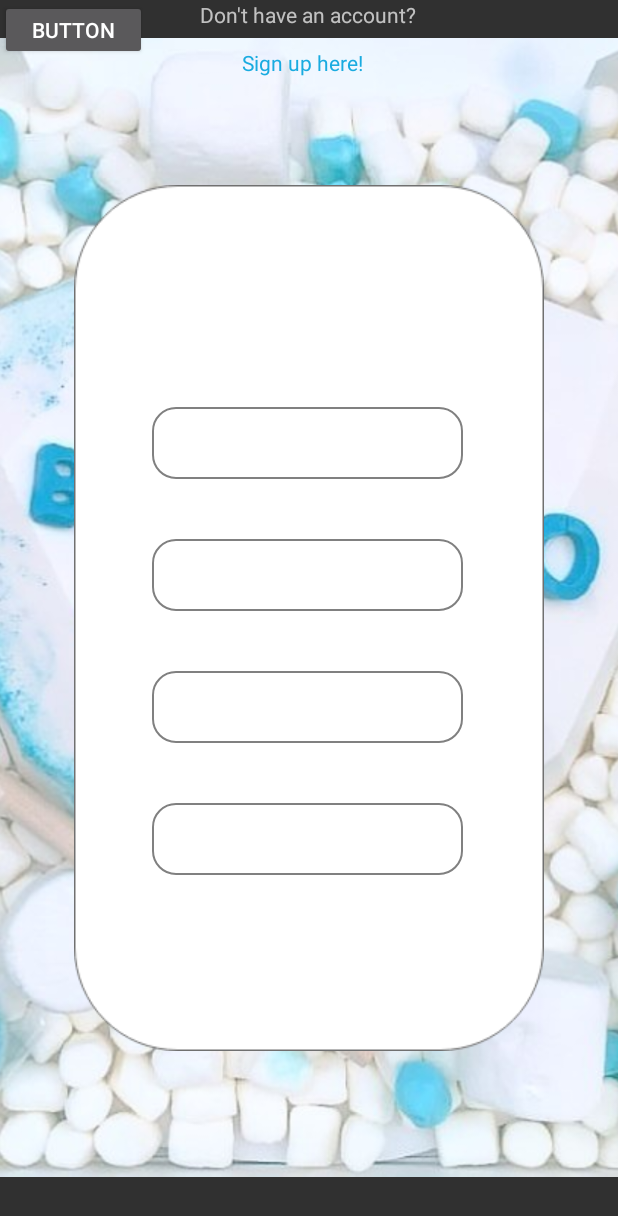
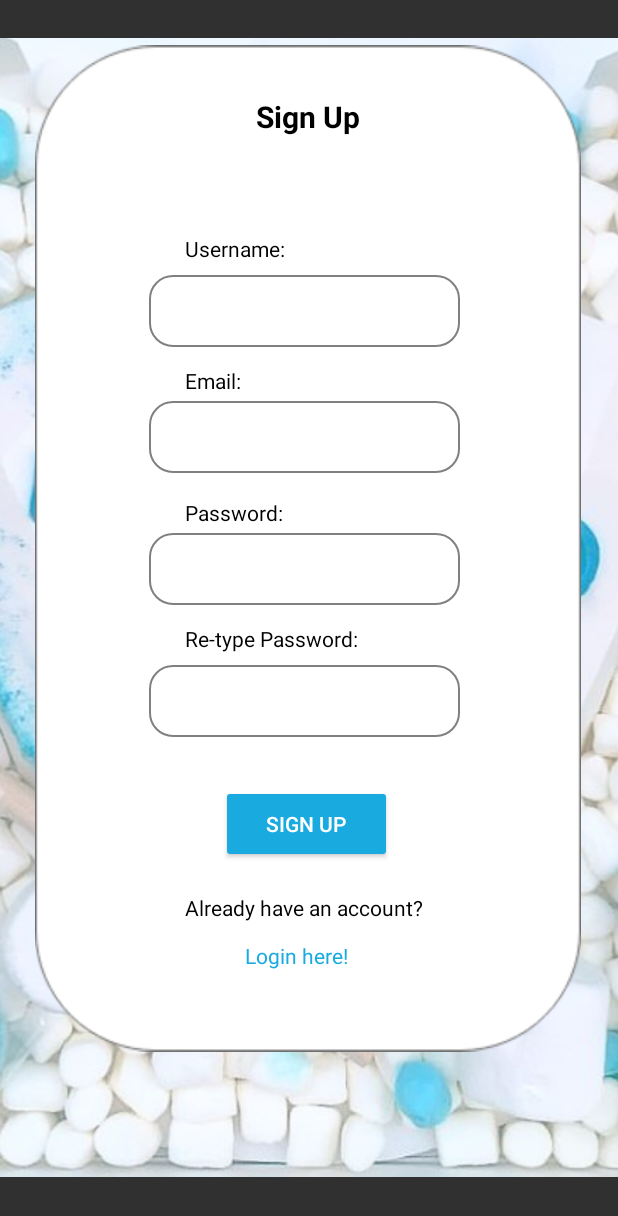
Before and after one commit to KrikorAstour/AppDevMobileProject, an Android app: the SignUpActivity screen opened directly, with no data from a screen before it, on a phone screen of 412 x 824 dp. Shown: the top 1216 px of the screen. Run offline under Robolectric (Android 15) with nearby library versions, the phone set to English and light mode, and no system bars.

Commit message:
Sign up page layout

```diff
--- a/CakeFactory/app/src/main/res/layout/activity_sign_up.xml
+++ b/CakeFactory/app/src/main/res/layout/activity_sign_up.xml
@@ -19,20 +19,22 @@
 
     <ImageView
         android:id="@+id/rounded_rectangle"
-        android:layout_width="wrap_content"
-        android:layout_height="wrap_content"
+        android:layout_width="364dp"
+        android:layout_height="731dp"
         app:layout_constraintBottom_toBottomOf="parent"
         app:layout_constraintEnd_toEndOf="parent"
+        app:layout_constraintHorizontal_bias="0.489"
         app:layout_constraintStart_toStartOf="parent"
         app:layout_constraintTop_toTopOf="parent"
+        app:layout_constraintVertical_bias="0.0"
         app:srcCompat="@drawable/rounded_rectangle" />
 
     <EditText
-        android:id="@+id/passwordEditText5"
+        android:id="@+id/retypePasswordEditText"
         android:layout_width="207dp"
         android:layout_height="48dp"
-        android:layout_marginStart="52dp"
-        android:layout_marginTop="216dp"
+        android:layout_marginStart="76dp"
+        android:layout_marginTop="212dp"
         android:background="@drawable/rounded_text_box"
         android:ems="10"
         android:inputType="textPassword"
@@ -41,21 +43,60 @@
         tools:ignore="SpeakableTextPresentCheck" />
 
     <TextView
-        android:id="@+id/textView10"
+        android:id="@+id/textView"
         android:layout_width="wrap_content"
         android:layout_height="wrap_content"
-        android:layout_marginTop="320dp"
-        android:text="Password:"
+        android:layout_marginStart="24dp"
+        android:text="Username:"
+        android:textColor="@color/black"
+        app:layout_constraintBottom_toTopOf="@+id/usernameEditText"
+        app:layout_constraintStart_toStartOf="@+id/usernameEditText"
+        app:layout_constraintTop_toBottomOf="@+id/textView3"
+        app:layout_constraintVertical_bias="0.884" />
 
+    <EditText
+        android:id="@+id/usernameEditText"
+        android:layout_width="207dp"
+        android:layout_height="48dp"
+        android:layout_marginStart="76dp"
+        android:layout_marginTop="88dp"
+        android:background="@drawable/rounded_text_box"
+        android:ems="10"
+        android:inputType="textPersonName"
+        app:layout_constraintStart_toStartOf="@+id/rounded_rectangle"
+        app:layout_constraintTop_toBottomOf="@+id/textView3"
+        tools:ignore="SpeakableTextPresentCheck" />
+
+    <EditText
+        android:id="@+id/emailEditText"
+        android:layout_width="207dp"
+        android:layout_height="48dp"
+        android:layout_marginStart="76dp"
+        android:layout_marginTop="36dp"
+        android:background="@drawable/rounded_text_box"
+        android:ems="10"
+        android:inputType="textPassword"
+        app:layout_constraintStart_toStartOf="@+id/rounded_rectangle"
+        app:layout_constraintTop_toBottomOf="@+id/usernameEditText"
+        tools:ignore="SpeakableTextPresentCheck" />
+
+    <TextView
+        android:id="@+id/textView2"
+        android:layout_width="wrap_content"
+        android:layout_height="wrap_content"
+        android:layout_marginStart="24dp"
+        android:layout_marginTop="184dp"
+        android:text="Email:"
+        android:textColor="@color/black"
         app:layout_constraintStart_toStartOf="@+id/passwordEditText"
         app:layout_constraintTop_toTopOf="@+id/textView3" />
 
     <EditText
-        android:id="@+id/passwordEditText4"
+        android:id="@+id/passwordEditText"
         android:layout_width="207dp"
         android:layout_height="48dp"
-        android:layout_marginStart="52dp"
-        android:layout_marginTop="128dp"
+        android:layout_marginStart="76dp"
+        android:layout_marginTop="124dp"
         android:background="@drawable/rounded_text_box"
         android:ems="10"
         android:inputType="textPassword"
@@ -67,66 +108,34 @@
         android:id="@+id/textView9"
         android:layout_width="wrap_content"
         android:layout_height="wrap_content"
-        android:layout_marginTop="236dp"
+        android:layout_marginStart="24dp"
+        android:layout_marginTop="272dp"
         android:text="Password:"
-
+        android:textColor="@color/black"
         app:layout_constraintStart_toStartOf="@+id/passwordEditText"
         app:layout_constraintTop_toTopOf="@+id/textView3" />
 
-    <EditText
-        android:id="@+id/usernameEditText"
-        android:layout_width="207dp"
-        android:layout_height="48dp"
-        android:layout_marginStart="52dp"
-        android:layout_marginTop="60dp"
-        android:background="@drawable/rounded_text_box"
-        android:ems="10"
-        android:inputType="textPersonName"
-        app:layout_constraintStart_toStartOf="@+id/rounded_rectangle"
-        app:layout_constraintTop_toBottomOf="@+id/textView3"
-        tools:ignore="SpeakableTextPresentCheck" />
-
-    <EditText
-        android:id="@+id/passwordEditText"
-        android:layout_width="207dp"
-        android:layout_height="48dp"
-        android:layout_marginStart="52dp"
-        android:layout_marginTop="40dp"
-        android:background="@drawable/rounded_text_box"
-        android:ems="10"
-        android:inputType="textPassword"
-        app:layout_constraintStart_toStartOf="@+id/rounded_rectangle"
-        app:layout_constraintTop_toBottomOf="@+id/usernameEditText"
-        tools:ignore="SpeakableTextPresentCheck" />
-
     <TextView
-        android:id="@+id/textView"
+        android:id="@+id/textView10"
         android:layout_width="wrap_content"
         android:layout_height="wrap_content"
-        android:text="Username:"
-        app:layout_constraintBottom_toTopOf="@+id/usernameEditText"
-        app:layout_constraintStart_toStartOf="@+id/usernameEditText"
-        app:layout_constraintTop_toBottomOf="@+id/textView3"
-        app:layout_constraintVertical_bias="0.78" />
-
-    <TextView
-        android:id="@+id/textView2"
-        android:layout_width="wrap_content"
-        android:layout_height="wrap_content"
-        android:layout_marginTop="148dp"
-        android:text="Password:"
-
+        android:layout_marginStart="24dp"
+        android:layout_marginTop="356dp"
+        android:text="Re-type Password:"
+        android:textColor="@color/black"
         app:layout_constraintStart_toStartOf="@+id/passwordEditText"
         app:layout_constraintTop_toTopOf="@+id/textView3" />
 
     <TextView
         android:id="@+id/textView3"
-        android:layout_width="55dp"
-        android:layout_height="28dp"
+        android:layout_width="113dp"
+        android:layout_height="35dp"
         android:layout_marginTop="60dp"
         android:text="Sign Up"
+        android:textColor="@color/black"
         android:textSize="20dp"
         android:textStyle="bold"
+        android:gravity="center"
         app:layout_constraintEnd_toEndOf="@+id/rounded_rectangle"
         app:layout_constraintStart_toStartOf="@+id/rounded_rectangle"
         app:layout_constraintTop_toTopOf="@+id/rounded_rectangle" />
@@ -135,28 +144,33 @@
         android:id="@+id/textView4"
         android:layout_width="wrap_content"
         android:layout_height="wrap_content"
-        android:layout_marginStart="84dp"
-        android:text="Don't have an account?"
+        android:layout_marginStart="100dp"
+        android:layout_marginTop="72dp"
+        android:text="Already have an account?"
+        android:textColor="@color/black"
         app:layout_constraintStart_toStartOf="@+id/rounded_rectangle"
-        tools:layout_editor_absoluteY="598dp" />
+        app:layout_constraintTop_toTopOf="@+id/button2" />
 
     <TextView
         android:id="@+id/signUpButton"
         android:layout_width="wrap_content"
         android:layout_height="wrap_content"
-        android:layout_marginStart="112dp"
+        android:layout_marginStart="140dp"
         android:layout_marginTop="32dp"
-        android:text="Sign up here!"
+        android:text="Login here!"
         android:textColor="@color/blue_light"
         app:layout_constraintStart_toStartOf="@+id/rounded_rectangle"
         app:layout_constraintTop_toTopOf="@+id/textView4" />
 
     <Button
         android:id="@+id/button2"
-        android:layout_width="98dp"
-        android:layout_height="40dp"
-        android:text="Button"
-        tools:layout_editor_absoluteX="156dp"
-        tools:layout_editor_absoluteY="550dp" />
+        android:layout_width="114dp"
+        android:layout_height="52dp"
+        android:layout_marginStart="124dp"
+        android:layout_marginTop="80dp"
+        android:backgroundTint="@color/blue_light"
+        android:text="sign up"
+        app:layout_constraintStart_toStartOf="@+id/rounded_rectangle"
+        app:layout_constraintTop_toTopOf="@+id/retypePasswordEditText" />
 
 </androidx.constraintlayout.widget.ConstraintLayout>
```
